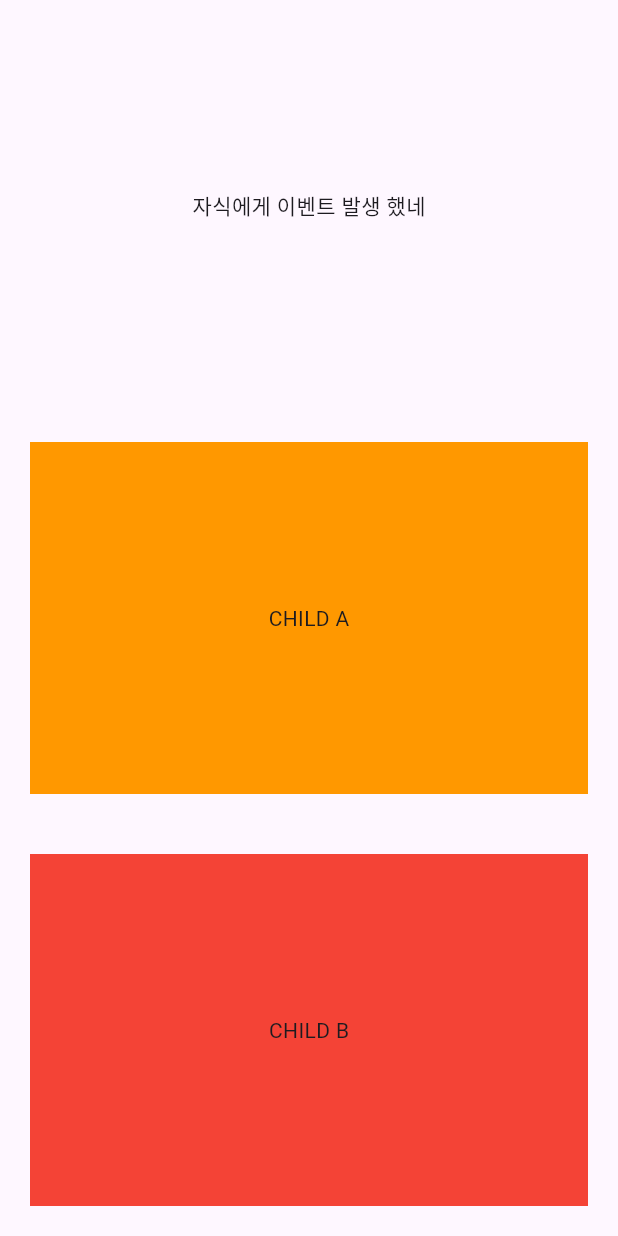
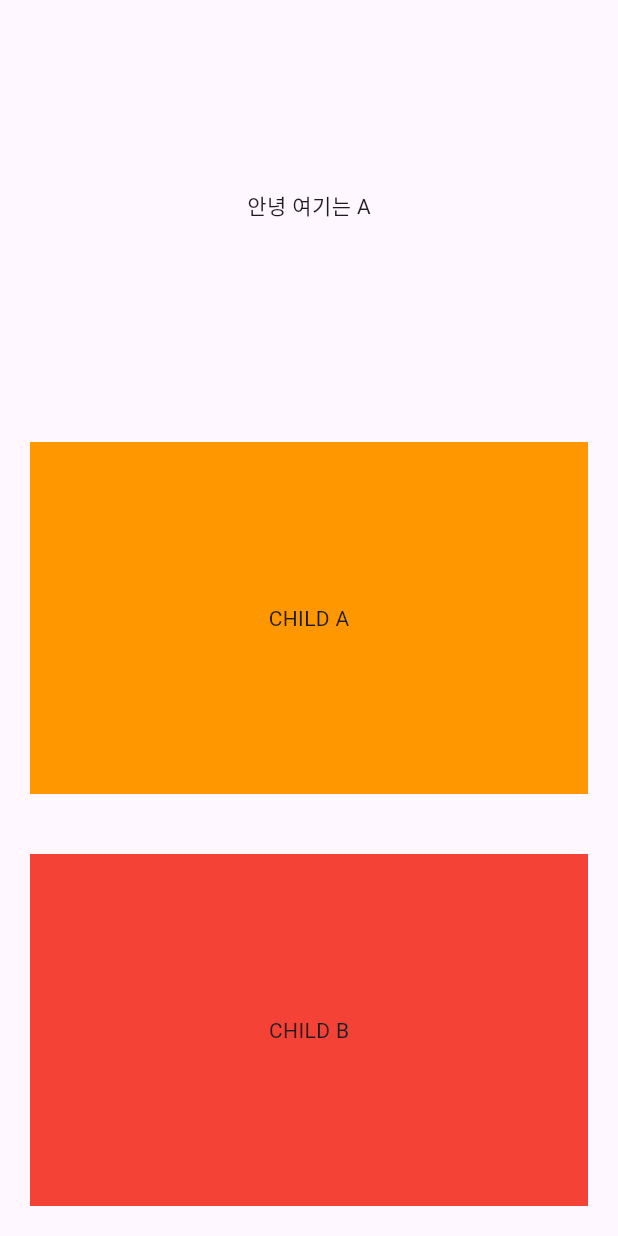
Before and after one commit to saki8661/flutter_callback, a Flutter app: the screen it shows after launch, after a tap on "CHILD A", on a phone screen of 412 x 824 dp. Run offline on Flutter 3.47's test engine with Material 3 defaults, Android fonts, the phone set to English and light mode, and no system bars.

Commit message:
콜백함수에 데이터 전달 받기

```diff
--- a/lib/main.dart
+++ b/lib/main.dart
@@ -15,15 +15,21 @@ class _MyAppState extends State<MyApp> {
   String childMessageContent = "여기는 부모 위젯 영역이야";
 
   // 자식들에게 함수를 전달하자
-  void onCallbackPressed() {
+  // 매개 변수를 받을 수 있도록 설계하자
+  // 함수의 설계 모양이 변경 됨
+  // (msg){}, --> String
+  // (context) {} --> BuildContext
+  void onCallbackPressed(String msg) {
     // 화면에 렌더링 할려면 -->
+    // setState --> build() 함수를 다시 실행해!!!
     setState(() {
-      childMessageContent = "자식에게 이벤트 발생 했네";
+      childMessageContent = msg;
     });
   }
 
   @override
   Widget build(BuildContext context) {
+    print("부모 위젯에 빌드 함수가 다시 호출 되니?");
     return MaterialApp(
       debugShowCheckedModeBanner: false,
       home: SafeArea(
@@ -31,8 +37,8 @@ class _MyAppState extends State<MyApp> {
           body: Column(
             children: [
               Expanded(child: Center(child: Text(childMessageContent))),
-              Expanded(flex: 1, child: ChildA(callback: onCallbackPressed)),
-              Expanded(flex: 1, child: ChildB(callback: onCallbackPressed)),
+              Expanded(flex: 1, child: ChildA(onCallback: onCallbackPressed)),
+              Expanded(flex: 1, child: ChildB(onCallback: onCallbackPressed)),
               // 자식이 생성될 때 부모의 함수를 받음
               // 자식에게 이벤트 발생하면 부모에게 콜백
             ],
@@ -45,16 +51,21 @@ class _MyAppState extends State<MyApp> {
 
 class ChildA extends StatelessWidget {
   // 상태와, 기능
-  final VoidCallback callback;
+  // final VoidCallback callback; // (String msg) {}
+  // Function() x
+  final Function(String msg) onCallback;
 
-  const ChildA({required this.callback, super.key});
+  const ChildA({required this.onCallback, super.key});
 
   @override
   Widget build(BuildContext context) {
     return Padding(
       padding: const EdgeInsets.all(20.0),
       child: InkWell(
-        onTap: callback,
+        // () {}, 타입이 다르다
+        onTap: (){
+          onCallback("안녕 여기는 A");
+        },
         child: Container(
           width: double.infinity,
           color: Colors.orange,
@@ -67,16 +78,17 @@ class ChildA extends StatelessWidget {
 
 class ChildB extends StatelessWidget {
 
-  final VoidCallback callback;
-
-  const ChildB({required this.callback, super.key});
+  final Function(String msg) onCallback;
+  const ChildB({required this.onCallback, super.key});
 
   @override
   Widget build(BuildContext context) {
     return Padding(
       padding: const EdgeInsets.all(20.0),
       child: InkWell(
-        onTap: callback,
+        onTap: (){
+          onCallback("하이 여기는 어딜까?");
+        },
         child: Container(
           width: double.infinity,
           color: Colors.red,
```
